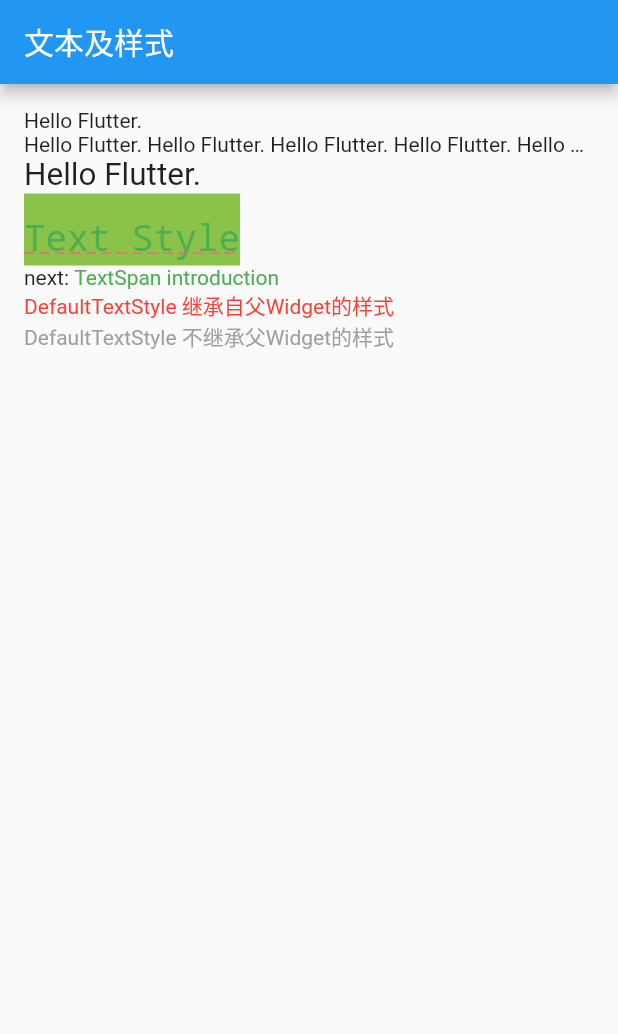
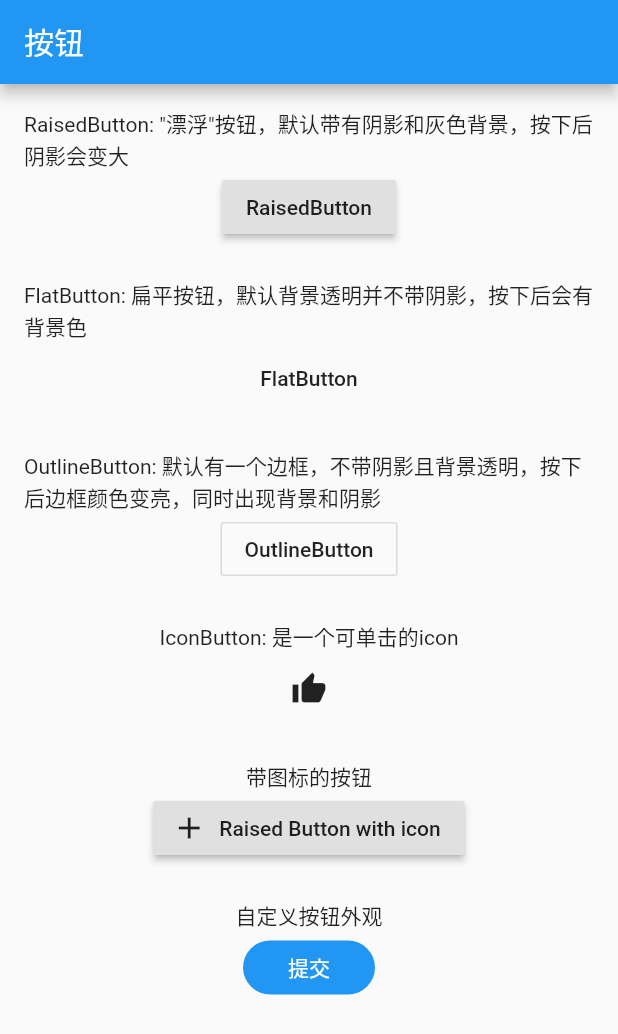
Before and after one commit to HiJingan/debut_flutter, a Flutter app: the screen it shows after launch, on a phone screen of 412 x 824 dp. Shown: the top 1034 px of the screen. Run offline on Flutter 3.47's test engine with Material 2 defaults, Android fonts, the phone set to English and light mode, and no system bars.

Commit message:
feat(button): 添加按钮章节

```diff
--- /dev/null
+++ b/lib/chapter_03/3.4_button/button_demo.dart
@@ -0,0 +1,49 @@
+import 'package:flutter/material.dart';
+
+class ButtonDemo extends StatelessWidget {
+  @override
+  Widget build(BuildContext context) {
+    return Scaffold(
+        appBar: AppBar(title: Text('按钮')),
+        body: Padding(
+            padding: EdgeInsets.all(16),
+            child: ListView(children: <Widget>[
+              _renderButtonCard('RaisedButton: "漂浮"按钮，默认带有阴影和灰色背景，按下后阴影会变大',
+                  RaisedButton(onPressed: () {}, child: Text('RaisedButton'))),
+              _renderButtonCard('FlatButton: 扁平按钮，默认背景透明并不带阴影，按下后会有背景色',
+                  FlatButton(onPressed: () {}, child: Text('FlatButton'))),
+              _renderButtonCard(
+                  'OutlineButton: 默认有一个边框，不带阴影且背景透明，按下后边框颜色变亮，同时出现背景和阴影',
+                  OutlineButton(
+                      onPressed: () {}, child: Text('OutlineButton'))),
+              _renderButtonCard('IconButton: 是一个可单击的icon',
+                  IconButton(icon: Icon(Icons.thumb_up), onPressed: () {})),
+              _renderButtonCard(
+                  '带图标的按钮',
+                  RaisedButton.icon(
+                    onPressed: () {},
+                    icon: Icon(Icons.add),
+                    label: Text('Raised Button with icon'),
+                  )),
+              _renderButtonCard(
+                  '自定义按钮外观',
+                  FlatButton(
+                    onPressed: () {},
+                    child: Text('提交'),
+                    color: Colors.blue,
+                    highlightColor: Colors.blue[700], // 按下时背景色
+                    colorBrightness: Brightness.dark, // 按钮主题，默认是浅色主题
+                    splashColor: Colors.grey, // 按下时，水波动画中水波的颜色
+                    shape: RoundedRectangleBorder(
+                        borderRadius: BorderRadius.circular(20)), // 外形
+                  ))
+            ])));
+  }
+
+  Widget _renderButtonCard(String description, Widget button) {
+    return Container(
+      margin: EdgeInsets.only(bottom: 24),
+      child: Column(children: <Widget>[Text(description), button]),
+    );
+  }
+}
--- a/lib/main.dart
+++ b/lib/main.dart
@@ -4,7 +4,8 @@ import 'package:debut_flutter/pages/default_page.dart';
 // chapter
 import 'package:debut_flutter/chapter_02/2.1_counter/counter.dart';
 import 'package:debut_flutter/chapter_02/2.2_route_management/route_management.dart';
-import 'package:debut_flutter/chapter_03/3.3_Text/text_demo.dart';
+import 'package:debut_flutter/chapter_03/3.3_text/text_demo.dart';
+import 'package:debut_flutter/chapter_03/3.4_button/button_demo.dart';
 
 // demos
 import 'package:debut_flutter/demos/01_wechat_reader/reader_navigator.dart';
@@ -28,7 +29,7 @@ class MyApp extends StatelessWidget {
         primarySwatch: Colors.blue,
         visualDensity: VisualDensity.adaptivePlatformDensity,
       ),
-      home: _renderSpecifiedHome('chapter_3.3'),
+      home: _renderSpecifiedHome('chapter_3.4'),
       // 注册路由表
       // routes: {'/': (context) => _renderSpecifiedHome('chapter_3.3')},
     );
@@ -40,6 +41,7 @@ class MyApp extends StatelessWidget {
    * chapter_2.1               Flutter官方第一个示例，计数器
    * chapter_2.2               路由管理
    * chapter_3.3               文本及样式
+   * chapter_3.4               按钮
    *
    * demo_01_wechat_reader     微信读书简易版示例，导航组件与对应的页面卡片同步切换
    */
@@ -51,6 +53,8 @@ class MyApp extends StatelessWidget {
         return RouteManagement();
       case 'chapter_3.3':
         return TextDemo();
+      case 'chapter_3.4':
+        return ButtonDemo();
       case 'demo_01_wechat_reader':
         return ReaderNavigator();
       default:
```
